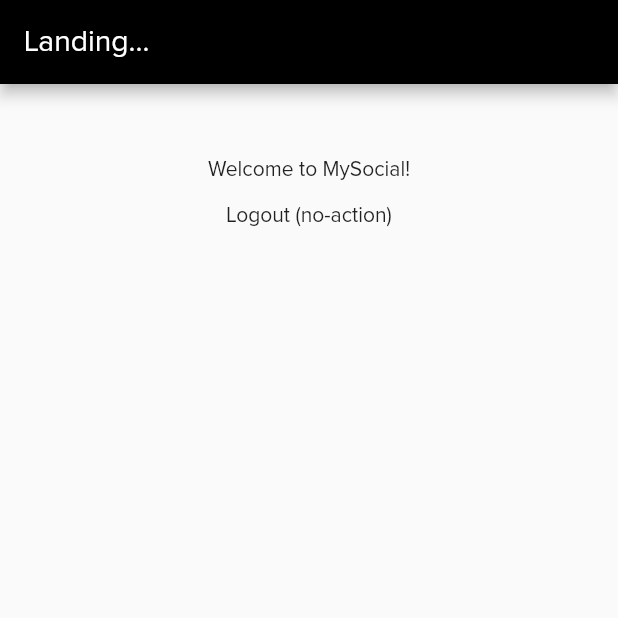
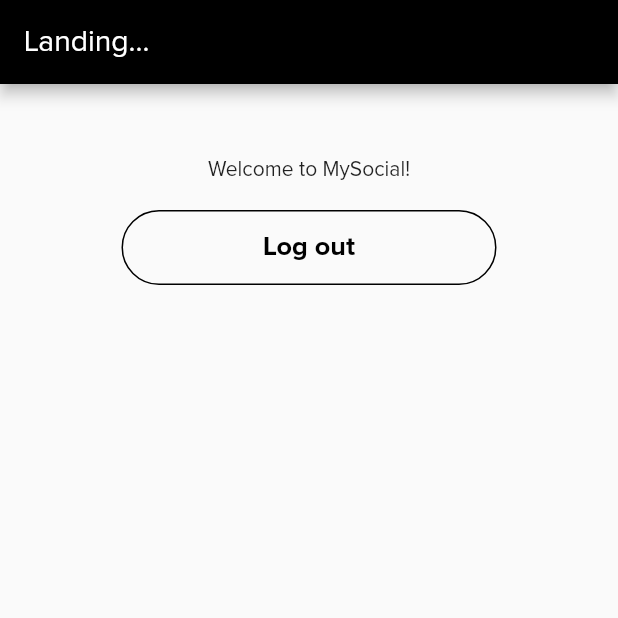
Before and after one commit to JoaoPauloCMarra/flutter-sandbox, a Flutter app: the screen it shows after launch, on a phone screen of 412 x 824 dp, the top half of it. Run offline on Flutter 3.47's test engine with Material 2 defaults, Android fonts, the phone set to English and light mode, and no system bars.

Commit message:
extracting the button

```diff
--- a/lib/main.dart
+++ b/lib/main.dart
@@ -17,8 +17,8 @@ void main() async {
   Widget _defaultHome = new LoginPage(bg: _bgIndex());
 
   SystemChrome.setSystemUIOverlayStyle(SystemUiOverlayStyle(
-    systemNavigationBarColor: Colors.blue, // navigation bar color
-    statusBarColor: Colors.pink, // status bar color
+    systemNavigationBarColor: Colors.black,
+    statusBarColor: Colors.black,
   ));
 
   bool _result = await appAuth.login();
--- a/lib/screens/home.dart
+++ b/lib/screens/home.dart
@@ -1,5 +1,7 @@
+import 'package:flutter/material.dart';
+
 import 'package:sandbox/main.dart';
-import 'package:flutter/material.dart';
+import 'package:sandbox/shared/button.dart';
 
 class HomePage extends StatefulWidget {
   @override
@@ -27,13 +29,34 @@ class _HomePageState extends State<HomePage> {
 
   Widget _welcome() => Text('Welcome to MySocial!');
 
-  Widget _logoutButton() => FlatButton(
-      child: Text('Logout (${this._status})'),
-      onPressed: () {
-        setState(() => this._status = 'loading');
+  Widget _logoutButton() {
+    String _text = 'Log out';
+    Color _buttonStyle;
 
-        appAuth
-            .logout()
-            .then((_) => Navigator.of(context).pushReplacementNamed('/login'));
-      });
+    switch (this._status) {
+      case 'loading':
+        _text = 'wait...';
+        _buttonStyle = Colors.grey;
+        break;
+      case 'rejected':
+        _text = 'Rejected! Try again';
+        _buttonStyle = Colors.red;
+        break;
+      default:
+        _buttonStyle = Colors.black;
+    }
+
+    return Button(
+        text: _text,
+        textColor: _buttonStyle,
+        fontSize: 18,
+        fontWeight: FontWeight.w700,
+        borderColor: _buttonStyle,
+        onPressed: () {
+          setState(() => this._status = 'loading');
+          appAuth.logout().then((result) {
+            Navigator.of(context).pushReplacementNamed('/login');
+          });
+        });
+  }
 }
--- /dev/null
+++ b/lib/shared/button.dart
@@ -0,0 +1,49 @@
+import 'package:flutter/material.dart';
+
+class Button extends StatelessWidget {
+  final String text;
+  final double fontSize;
+  final FontWeight fontWeight;
+  final Color textColor;
+  final double borderRadius;
+  final Color borderColor;
+  final double borderWidth;
+  final Color backgroundColor;
+  final double paddingHorizontal;
+  final bool disabled;
+  final Function onPressed;
+
+  const Button({
+    Key key,
+    this.text = "",
+    this.fontSize = 14,
+    this.fontWeight = FontWeight.normal,
+    this.textColor = Colors.white,
+    this.borderRadius = 25,
+    this.borderColor = Colors.white,
+    this.borderWidth = 1,
+    this.backgroundColor = Colors.transparent,
+    this.paddingHorizontal = 20,
+    this.disabled = false,
+    this.onPressed,
+  }) : super(key: key);
+
+  @override
+  Widget build(BuildContext context) => Container(
+      margin: const EdgeInsets.only(top: 20),
+      decoration: BoxDecoration(
+          color: backgroundColor,
+          borderRadius: BorderRadius.circular(borderRadius),
+          border: Border.all(color: borderColor, width: borderWidth)),
+      width: 250.0,
+      child: FlatButton(
+          child: Text(text,
+              style: TextStyle(
+                color: textColor,
+                fontSize: fontSize,
+                fontWeight: fontWeight,
+              )),
+          padding: EdgeInsets.only(
+              left: paddingHorizontal, right: paddingHorizontal),
+          onPressed: disabled ? null : onPressed));
+}
```
Also changed, not shown: lib/screens/login.dart (+11 -16 lines).
